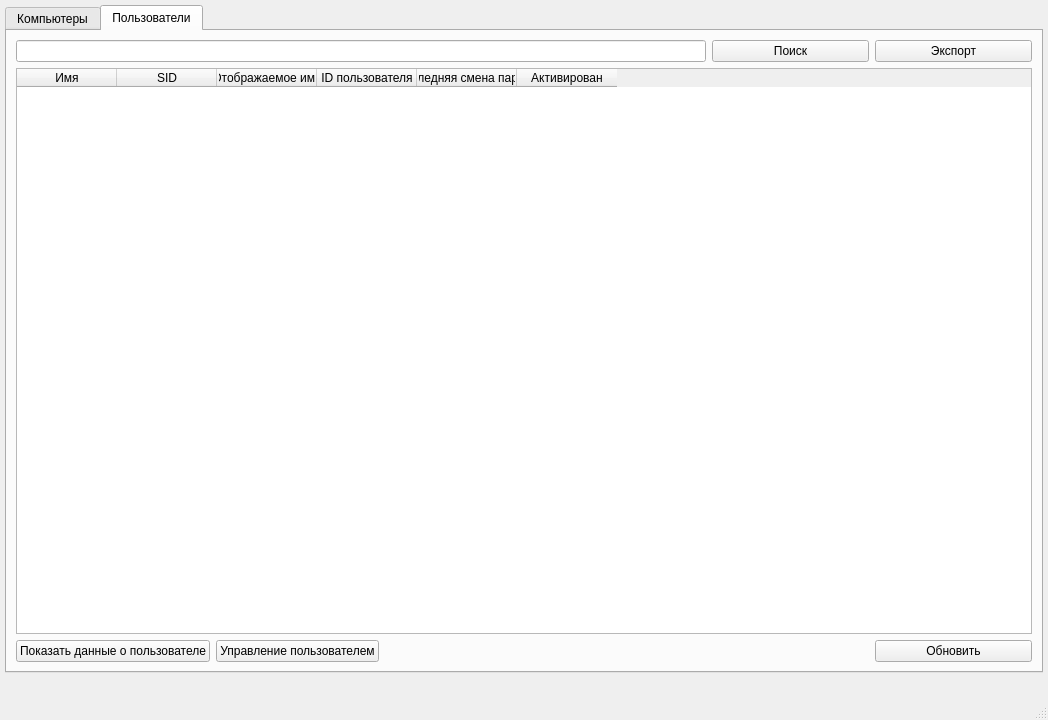
Old version of the form azot.ui in the repository whatever125/azot.
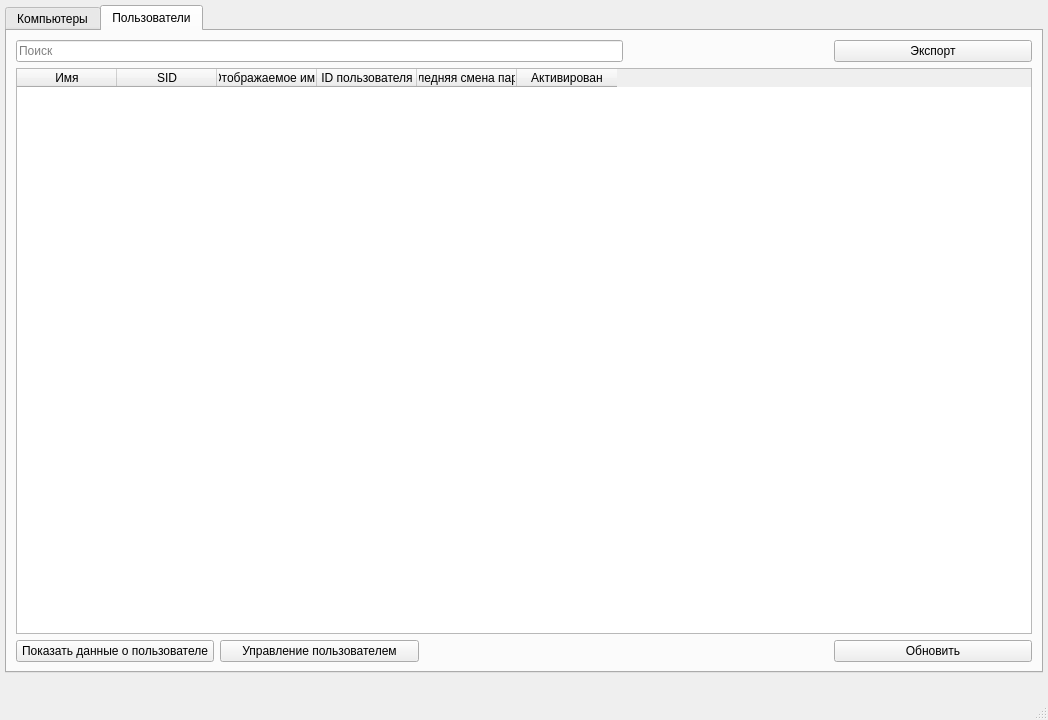
New version of the form. The open tabs and pages were chosen to show the change. Icons and pictures are not drawn.

What changed in the file:
```diff
--- a/azot.ui
+++ b/azot.ui
@@ -219,37 +219,14 @@
         <string>Пользователи</string>
        </attribute>
        <layout class="QGridLayout" name="gridLayout_3">
-        <item row="0" column="0" colspan="4">
-         <widget class="QLineEdit" name="lineEdit_2">
-          <property name="sizePolicy">
-           <sizepolicy hsizetype="Minimum" vsizetype="Fixed">
-            <horstretch>0</horstretch>
-            <verstretch>0</verstretch>
-           </sizepolicy>
-          </property>
-         </widget>
-        </item>
-        <item row="0" column="4">
-         <widget class="QPushButton" name="pushButton_6">
-          <property name="sizePolicy">
-           <sizepolicy hsizetype="Minimum" vsizetype="Fixed">
-            <horstretch>0</horstretch>
-            <verstretch>0</verstretch>
-           </sizepolicy>
-          </property>
+        <item row="2" column="0">
+         <widget class="QPushButton" name="pushButton_10">
           <property name="text">
-           <string>Поиск</string>
+           <string>Показать данные о пользователе</string>
           </property>
          </widget>
         </item>
-        <item row="0" column="5">
-         <widget class="QPushButton" name="pushButton_7">
-          <property name="text">
-           <string>Экспорт</string>
-          </property>
-         </widget>
-        </item>
-        <item row="1" column="0" colspan="6">
+        <item row="1" column="0" colspan="5">
          <widget class="QTableWidget" name="tableWidget_2">
           <property name="editTriggers">
            <set>QAbstractItemView::NoEditTriggers</set>
@@ -313,27 +290,40 @@
           </column>
          </widget>
         </item>
-        <item row="2" column="0">
-         <widget class="QPushButton" name="pushButton_10">
-          <property name="text">
-           <string>Показать данные о пользователе</string>
-          </property>
-         </widget>
-        </item>
-        <item row="2" column="1">
-         <widget class="QPushButton" name="pushButton_8">
-          <property name="text">
-           <string>Управление пользователем</string>
-          </property>
-         </widget>
-        </item>
-        <item row="2" column="5">
+        <item row="2" column="4">
          <widget class="QPushButton" name="pushButton_9">
           <property name="text">
            <string>Обновить</string>
           </property>
          </widget>
         </item>
+        <item row="0" column="4">
+         <widget class="QPushButton" name="pushButton_7">
+          <property name="text">
+           <string>Экспорт</string>
+          </property>
+         </widget>
+        </item>
+        <item row="2" column="1">
+         <widget class="QPushButton" name="pushButton_8">
+          <property name="text">
+           <string>Управление пользователем</string>
+          </property>
+         </widget>
+        </item>
+        <item row="0" column="0" colspan="3">
+         <widget class="QLineEdit" name="lineEdit_2">
+          <property name="sizePolicy">
+           <sizepolicy hsizetype="Minimum" vsizetype="Fixed">
+            <horstretch>0</horstretch>
+            <verstretch>0</verstretch>
+           </sizepolicy>
+          </property>
+          <property name="placeholderText">
+           <string>Поиск</string>
+          </property>
+         </widget>
+        </item>
        </layout>
       </widget>
      </widget>
```
Left out of the diff: 16 changed lines with no effect on the pictures.
